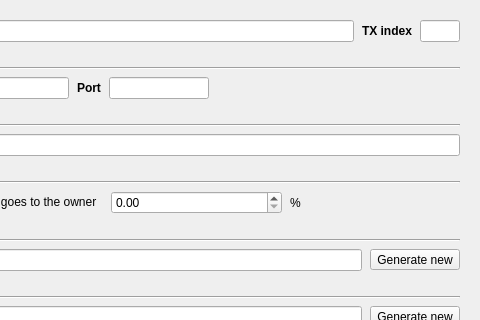
The window that src/ui/ui_reg_masternode_dlg.ui (Bertrand256/dash-masternode-tool) describes before a commit, drawn with Qt 5; both pictures show x 328 to 808 and y 0 to 320 of the 808 by 659 pixel window.
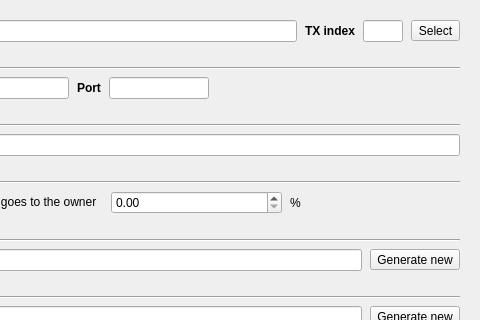
The same window after the commit. The open tabs and pages were chosen to show the change.

Commit message: Adapting the "Find collateral dialog" to 4000-Dash masternodes.

```diff
--- a/src/ui/ui_reg_masternode_dlg.ui
+++ b/src/ui/ui_reg_masternode_dlg.ui
@@ -401,6 +401,16 @@
            </property>
           </widget>
          </item>
+         <item>
+          <widget class="QToolButton" name="btnSelectCollateralUtxo">
+           <property name="toolTip">
+            <string>Select UTXO for collateral from wallet</string>
+           </property>
+           <property name="text">
+            <string>Select</string>
+           </property>
+          </widget>
+         </item>
         </layout>
        </item>
        <item row="12" column="1">
```
Left out of the diff: 2 changed lines with no effect on the pictures. The commit also changes 4 other files.
